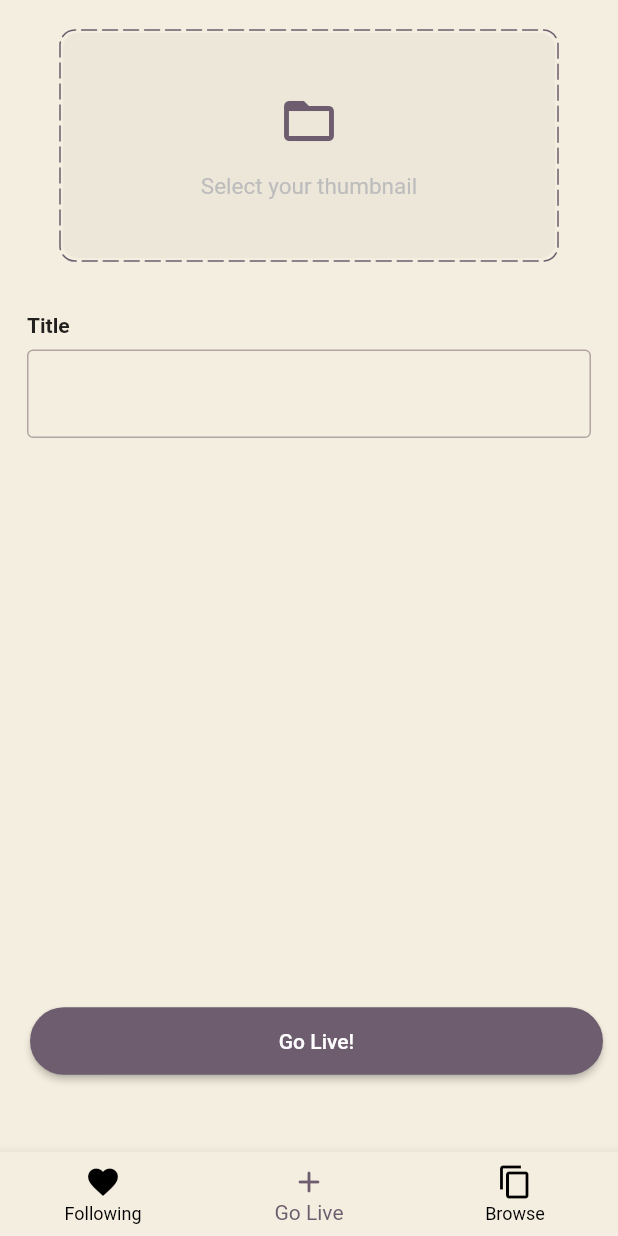
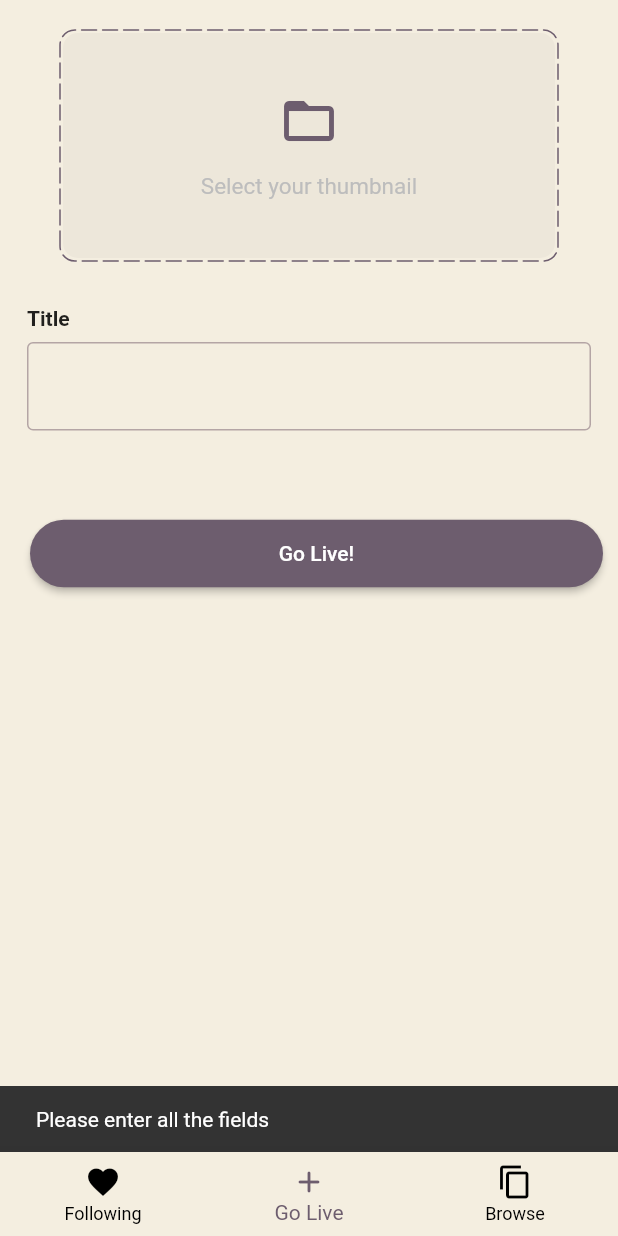
Before and after one commit to khushisinha20/Streamline, a Flutter app: the HomeScreen screen opened by its route, item 2 of the bottom bar chosen, after a tap on "Go Live!", on a phone screen of 412 x 824 dp. Run offline on Flutter 3.47's test engine with Material 2 defaults, Android fonts, the phone set to English and light mode, and no system bars; drawn by our look-alikes of dotted_border; our stand-ins replace cloud_firestore, file_picker, firebase_auth, firebase_core, firebase_storage; accounts and stored records are empty.

Commit message:
Storing livestream data in firebase

```diff
--- /dev/null
+++ b/lib/models/livestream.dart
@@ -0,0 +1,43 @@
+class LiveStream {
+  final String title;
+  final String image;
+  final String uid;
+  final String username;
+  final startedAt;
+  final int viewers;
+  final String channelId;
+
+  LiveStream({
+    required this.title,
+    required this.image,
+    required this.uid,
+    required this.username,
+    required this.viewers,
+    required this.channelId,
+    required this.startedAt,
+  });
+
+  Map<String, dynamic> toMap() {
+    return {
+      'title': title,
+      'image': image,
+      'uid': uid,
+      'username': username,
+      'viewers': viewers,
+      'channelId': channelId,
+      'startedAt': startedAt,
+    };
+  }
+
+  factory LiveStream.fromMap(Map<String, dynamic> map) {
+    return LiveStream(
+      title: map['title'] ?? '',
+      image: map['image'] ?? '',
+      uid: map['uid'] ?? '',
+      username: map['username'] ?? '',
+      viewers: map['viewers']?.toInt() ?? 0,
+      channelId: map['channelId'] ?? '',
+      startedAt: map['startedAt'] ?? '',
+    );
+  }
+}
--- /dev/null
+++ b/lib/resources/firestore_methods.dart
@@ -0,0 +1,58 @@
+import 'package:cloud_firestore/cloud_firestore.dart';
+import 'package:flutter/foundation.dart';
+import 'package:flutter/material.dart';
+import 'package:provider/provider.dart';
+import 'package:streamline/models/livestream.dart';
+import 'package:streamline/providers/user_provider.dart';
+import 'package:streamline/resources/storage_methods.dart';
+import 'package:streamline/utils/utils.dart';
+
+class FirestoreMethods {
+  final FirebaseFirestore _firestore = FirebaseFirestore.instance;
+  final StorageMethods _storageMethods = StorageMethods();
+
+  Future<String> startLiveStream(
+      BuildContext context, String title, Uint8List? image) async {
+    final user = Provider.of<UserProvider>(context, listen: false);
+    String channelId = '';
+    try {
+      if (title.isNotEmpty && image != null) {
+        if (!((await _firestore
+                .collection('livestream')
+                .doc('${user.user.uid}${user.user.username}')
+                .get())
+            .exists)) {
+          String thumbnailUrl = await _storageMethods.uploadImageToStorage(
+            'livestream-thumbnails',
+            image,
+            user.user.uid,
+          );
+          channelId = '${user.user.uid}${user.user.username}';
+
+          LiveStream liveStream = LiveStream(
+            title: title,
+            image: thumbnailUrl,
+            uid: user.user.uid,
+            username: user.user.username,
+            viewers: 0,
+            channelId: channelId,
+            startedAt: DateTime.now(),
+          );
+
+          _firestore
+              .collection('livestream')
+              .doc(channelId)
+              .set(liveStream.toMap());
+        } else {
+          showSnackBar(
+              context, 'Two Livestreams cannot start at the same time.');
+        }
+      } else {
+        showSnackBar(context, 'Please enter all the fields');
+      }
+    } on FirebaseException catch (e) {
+      showSnackBar(context, e.message!);
+    }
+    return channelId;
+  }
+}
--- a/lib/screens/go_live_screen.dart
+++ b/lib/screens/go_live_screen.dart
@@ -1,6 +1,8 @@
 import 'package:dotted_border/dotted_border.dart';
 import 'package:flutter/foundation.dart';
 import 'package:flutter/material.dart';
+import 'package:streamline/resources/firestore_methods.dart';
+import 'package:streamline/screens/broadcast_screen.dart';
 import 'package:streamline/utils/colors.dart';
 import 'package:streamline/utils/utils.dart';
 import 'package:streamline/widgets/custom_button.dart';
@@ -22,8 +24,20 @@ class _GoLiveScreenState extends State<GoLiveScreen> {
     super.dispose();
   }
 
+  goLiveStream() async {
+    String channelId = await FirestoreMethods()
+        .startLiveStream(context, _titleController.text, image);
+
+    if (channelId.isNotEmpty) {
+      showSnackBar(context, 'Live Steam has started successfully!');
+      Navigator.of(context)
+          .push(MaterialPageRoute(builder: (context) => BroadcastScreen()));
+    }
+  }
+
   Widget build(BuildContext context) {
     return SafeArea(
+        child: SingleChildScrollView(
       child: Column(
         children: [
           Padding(
@@ -89,7 +103,7 @@ class _GoLiveScreenState extends State<GoLiveScreen> {
                   ],
                 ),
                 const SizedBox(
-                height: 15,
+                  height: 10,
                 ),
                 Column(
                   crossAxisAlignment: CrossAxisAlignment.start,
@@ -110,13 +124,14 @@ class _GoLiveScreenState extends State<GoLiveScreen> {
             ),
           ),
           Padding(
-          padding: const EdgeInsets.fromLTRB(20, 370, 10, 50),
+            padding: const EdgeInsets.fromLTRB(20, 50, 10, 50),
             child: CustomButton(
               text: 'Go Live!',
-            onTap: (() {}),
+              onTap: goLiveStream,
             ),
           ),
         ],
+      ),
     ));
   }
 }
```
Also changed, not shown: lib/resources/storage_methods.dart (added, +21 -0 lines), lib/screens/broadcast_screen.dart (added, +17 -0 lines), pubspec.lock, 2 other files. Lines whose indentation alone changed are shown as unchanged.
